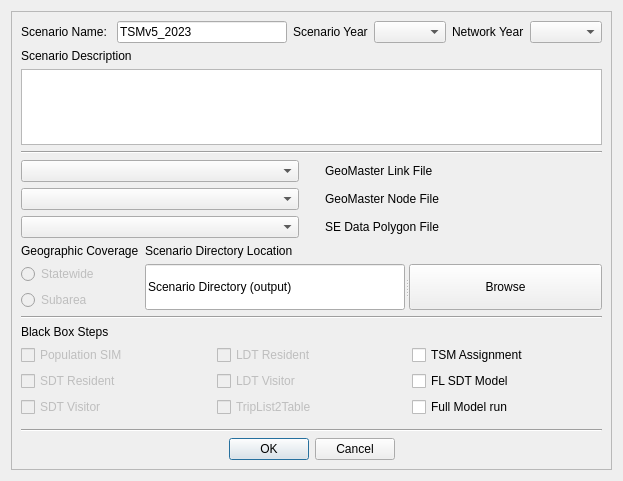
Qt form ui/Project_Settings.ui (TSMv6/tsm_panel) before a commit.
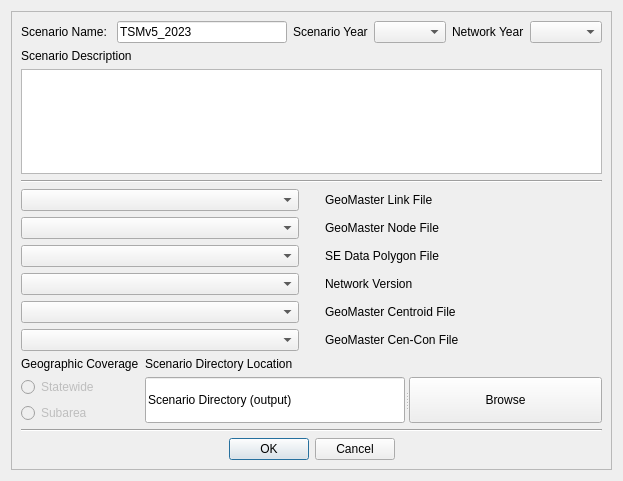
The same form after that commit.

The edit to the form file:
```diff
--- a/ui/Project_Settings.ui
+++ b/ui/Project_Settings.ui
@@ -185,6 +185,36 @@
           </property>
          </spacer>
         </item>
+        <item row="3" column="0">
+         <widget class="QComboBox" name="comboBox_NetworkVersion"/>
+        </item>
+        <item row="3" column="2">
+         <widget class="QLabel" name="label_NetworkVersion">
+          <property name="text">
+           <string>Network Version</string>
+          </property>
+         </widget>
+        </item>
+        <item row="4" column="0">
+         <widget class="QComboBox" name="centroidLayerCombo"/>
+        </item>
+        <item row="4" column="2">
+         <widget class="QLabel" name="label_Input_Centroidlayer">
+          <property name="text">
+           <string>GeoMaster Centroid File</string>
+          </property>
+         </widget>
+        </item>
+        <item row="5" column="0">
+         <widget class="QComboBox" name="cenconLayerCombo"/>
+        </item>
+        <item row="5" column="2">
+         <widget class="QLabel" name="label_Input_Cenconlayer">
+          <property name="text">
+           <string>GeoMaster Cen-Con File</string>
+          </property>
+         </widget>
+        </item>
        </layout>
       </item>
       <item row="5" column="0">
@@ -238,112 +268,6 @@
         </property>
        </widget>
       </item>
-      <item row="8" column="0" colspan="2">
-       <widget class="Line" name="line_5">
-        <property name="orientation">
-         <enum>Qt::Horizontal</enum>
-        </property>
-       </widget>
-      </item>
-      <item row="9" column="0">
-       <widget class="QLabel" name="label_Save">
-        <property name="text">
-         <string>Black Box Steps</string>
-        </property>
-       </widget>
-      </item>
-      <item row="10" column="0" colspan="2">
-       <layout class="QGridLayout" name="gridLayout">
-        <item row="0" column="2">
-         <widget class="QCheckBox" name="checkBox_AssignOnly">
-          <property name="text">
-           <string>TSM Assignment</string>
-          </property>
-         </widget>
-        </item>
-        <item row="1" column="0">
-         <widget class="QCheckBox" name="checkBox">
-          <property name="enabled">
-           <bool>false</bool>
-          </property>
-          <property name="text">
-           <string>SDT Resident</string>
-          </property>
-         </widget>
-        </item>
-        <item row="0" column="0">
-         <widget class="QCheckBox" name="checkBox_3">
-          <property name="enabled">
-           <bool>false</bool>
-          </property>
-          <property name="text">
-           <string>Population SIM</string>
-          </property>
-         </widget>
-        </item>
-        <item row="3" column="0">
-         <widget class="QCheckBox" name="checkBox_2">
-          <property name="enabled">
-           <bool>false</bool>
-          </property>
-          <property name="text">
-           <string>SDT Visitor</string>
-          </property>
-         </widget>
-        </item>
-        <item row="3" column="1">
-         <widget class="QCheckBox" name="checkBox_6">
-          <property name="enabled">
-           <bool>false</bool>
-          </property>
-          <property name="text">
-           <string>TripList2Table</string>
-          </property>
-         </widget>
-        </item>
-        <item row="0" column="1">
-         <widget class="QCheckBox" name="checkBox_5">
-          <property name="enabled">
-           <bool>false</bool>
-          </property>
-          <property name="text">
-           <string>LDT Resident</string>
-          </property>
-         </widget>
-        </item>
-        <item row="1" column="1">
-         <widget class="QCheckBox" name="checkBox_4">
-          <property name="enabled">
-           <bool>false</bool>
-          </property>
-          <property name="text">
-           <string>LDT Visitor</string>
-          </property>
-         </widget>
-        </item>
-        <item row="1" column="2">
-         <widget class="QCheckBox" name="checkBox_FLModel">
-          <property name="text">
-           <string>FL SDT Model </string>
-          </property>
-         </widget>
-        </item>
-        <item row="3" column="2">
-         <widget class="QCheckBox" name="checkBox_FullModelRun">
-          <property name="text">
-           <string>Full Model run</string>
-          </property>
-         </widget>
-        </item>
-       </layout>
-      </item>
-      <item row="11" column="0" colspan="2">
-       <widget class="QSplitter" name="splitter_11">
-        <property name="orientation">
-         <enum>Qt::Horizontal</enum>
-        </property>
-       </widget>
-      </item>
       <item row="12" column="0" colspan="2">
        <widget class="Line" name="line_6">
         <property name="orientation">
```
